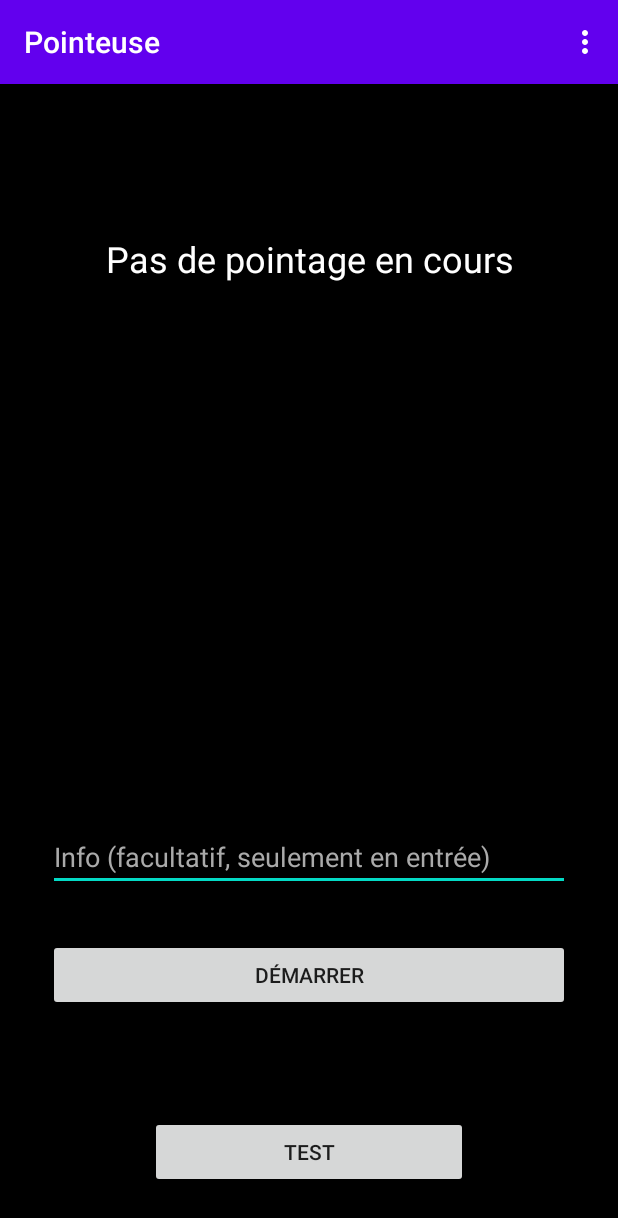
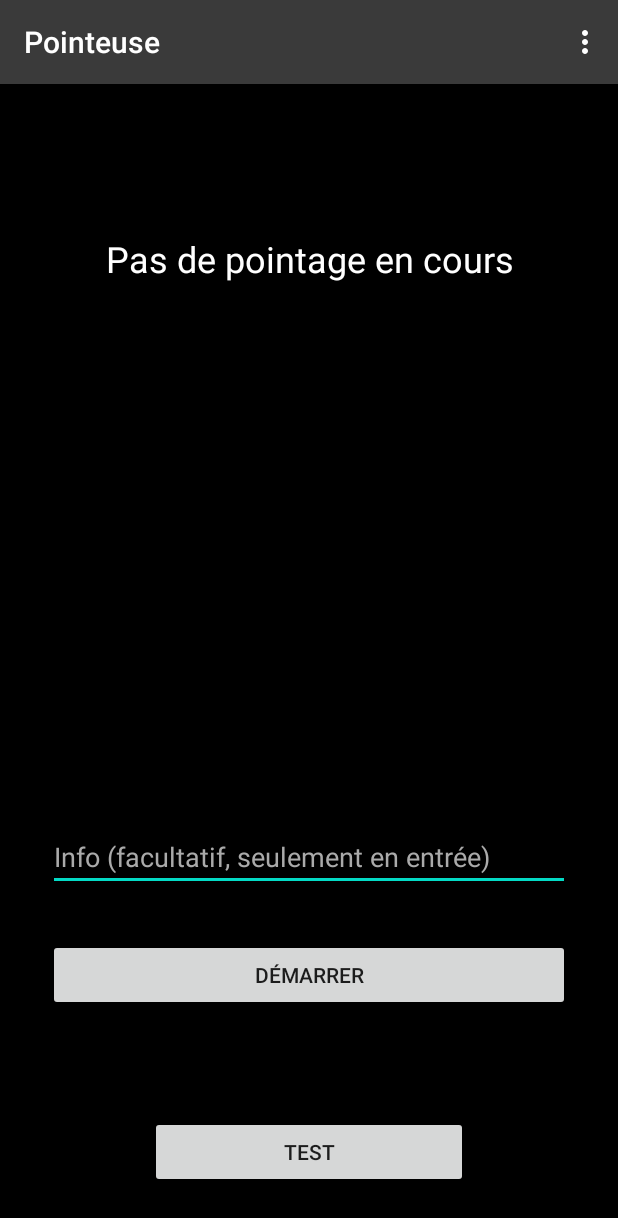
Before and after one commit to bmax152/Pointeuse, an Android app: the screen it shows after launch (MainActivity), on a phone screen of 412 x 824 dp. Shown: the top 1218 px of the screen. Run offline under Robolectric (Android 15) with nearby library versions, the phone set to English and light mode, and no system bars; libraries missing offline, so code that uses them is left out: com.j256.ormlite; 2 statements that could not run were skipped.

```diff
--- a/app/src/main/AndroidManifest.xml
+++ b/app/src/main/AndroidManifest.xml
@@ -9,7 +9,8 @@
         android:roundIcon="@mipmap/ic_launcher_round"
         android:supportsRtl="true"
         android:theme="@style/AppTheme">
-        <activity android:name=".BaseActivity"></activity>
+        <activity android:name=".HistoActivity"></activity>
+        <activity android:name=".BaseActivity" />
         <activity android:name=".MainActivity">
             <intent-filter>
                 <action android:name="android.intent.action.MAIN" />
--- a/app/src/main/res/values/styles.xml
+++ b/app/src/main/res/values/styles.xml
@@ -2,8 +2,11 @@
     <!-- Base application theme. -->
     <style name="AppTheme" parent="Theme.AppCompat.Light.DarkActionBar">
         <!-- Customize your theme here. -->
-        <item name="colorPrimary">@color/colorPrimary</item>
+        <!--<item name="colorPrimary">@color/colorPrimary</item>
         <item name="colorPrimaryDark">@color/colorPrimaryDark</item>
+        <item name="colorAccent">@color/colorAccent</item>-->
+        <item name="colorPrimary">#3A3A3A</item>
+        <item name="colorPrimaryDark">#2B2A2A</item>
         <item name="colorAccent">@color/colorAccent</item>
     </style>
 
```
Also changed, not shown: app/src/main/java/mb/solo/pointeuse/HistoActivity.java (added, +14 -0 lines), app/src/main/res/layout/activity_histo.xml (added, +9 -0 lines).
